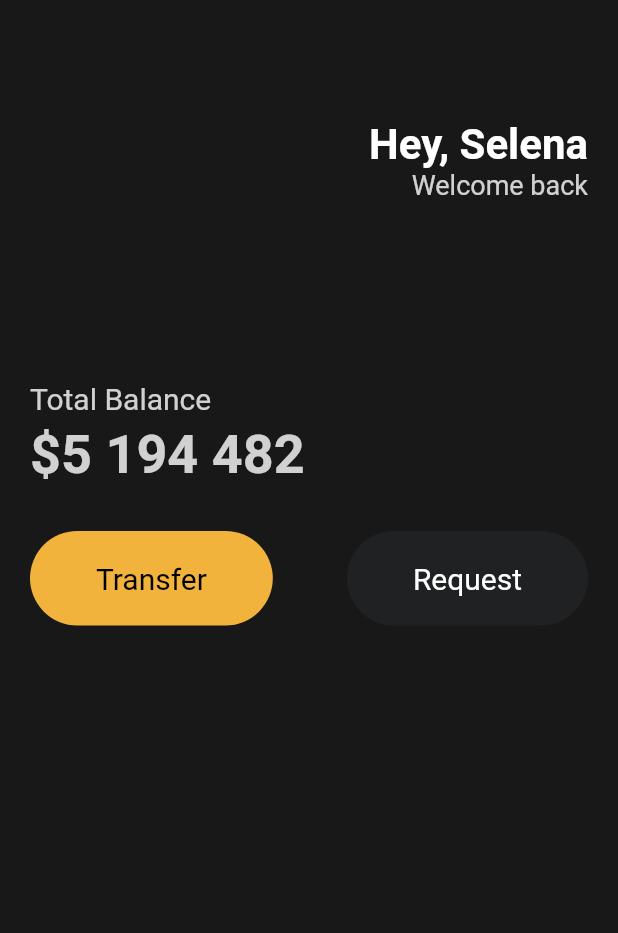
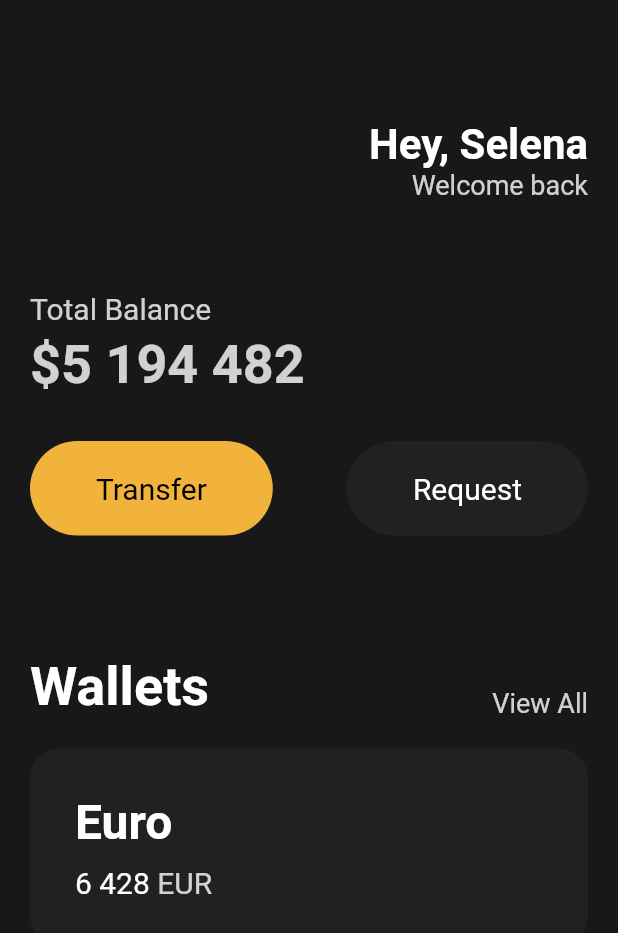
Before and after one commit to bar-d/Flutter_UI_Practice, a Flutter app: the screen it shows after launch, on a phone screen of 412 x 824 dp. Shown: the top 933 px of the screen. Run offline on Flutter 3.47's test engine with Material 2 defaults, Android fonts, the phone set to English and light mode, and no system bars.

Commit message:
feat: UI 하단 부분 추가

```diff
--- a/lib/main.dart
+++ b/lib/main.dart
@@ -50,7 +50,7 @@ class App extends StatelessWidget {
                 ],
               ),
               const SizedBox(
-                height: 120,
+                height: 60,
               ),
               Text(
                 "Total Balance",
@@ -86,7 +86,85 @@ class App extends StatelessWidget {
                     backgroundColor: Color(0xFF1F2123),
                     textColor: Colors.white,
                   ),
-                  ])
+                ],
+              ),
+              const SizedBox(
+                height: 80,
+              ),
+              Row(
+                crossAxisAlignment: CrossAxisAlignment.end,
+                mainAxisAlignment: MainAxisAlignment.spaceBetween,
+                children: [
+                  const Text(
+                    "Wallets",
+                    style: TextStyle(
+                      color: Colors.white,
+                      fontSize: 36,
+                      fontWeight: FontWeight.w600,
+                    ),
+                  ),
+                  Text(
+                    "View All",
+                    style: TextStyle(
+                      color: Colors.white.withOpacity(0.8),
+                      fontSize: 18,
+                    ),
+                  ),
+                ],
+              ),
+              const SizedBox(
+                height: 20,
+              ),
+              Container(
+                decoration: BoxDecoration(
+                  borderRadius: BorderRadius.circular(20),
+                  color: const Color(0xFF1F2123),
+                ),
+                child: Padding(
+                  padding: const EdgeInsets.all(30),
+                  child: Row(
+                    children: [
+                      Column(
+                        crossAxisAlignment: CrossAxisAlignment.start,
+                        children: [
+                          const Text(
+                            "Euro",
+                            style: TextStyle(
+                              color: Colors.white,
+                              fontSize: 32,
+                              fontWeight: FontWeight.w600,
+                            ),
+                          ),
+                          const SizedBox(
+                            height: 10,
+                          ),
+                          Row(
+                            children: [
+                              const Text(
+                                "6 428",
+                                style: TextStyle(
+                                  color: Colors.white,
+                                  fontSize: 20,
+                                ),
+                              ),
+                              const SizedBox(
+                                width: 5,
+                              ),
+                              Text(
+                                "EUR",
+                                style: TextStyle(
+                                  color: Colors.white.withOpacity(0.8),
+                                  fontSize: 20,
+                                ),
+                              ),
+                            ],
+                          )
+                        ],
+                      )
+                    ],
+                  ),
+                ),
+              )
             ],
           ),
         ),
```
Lines whose indentation alone changed are shown as unchanged.
